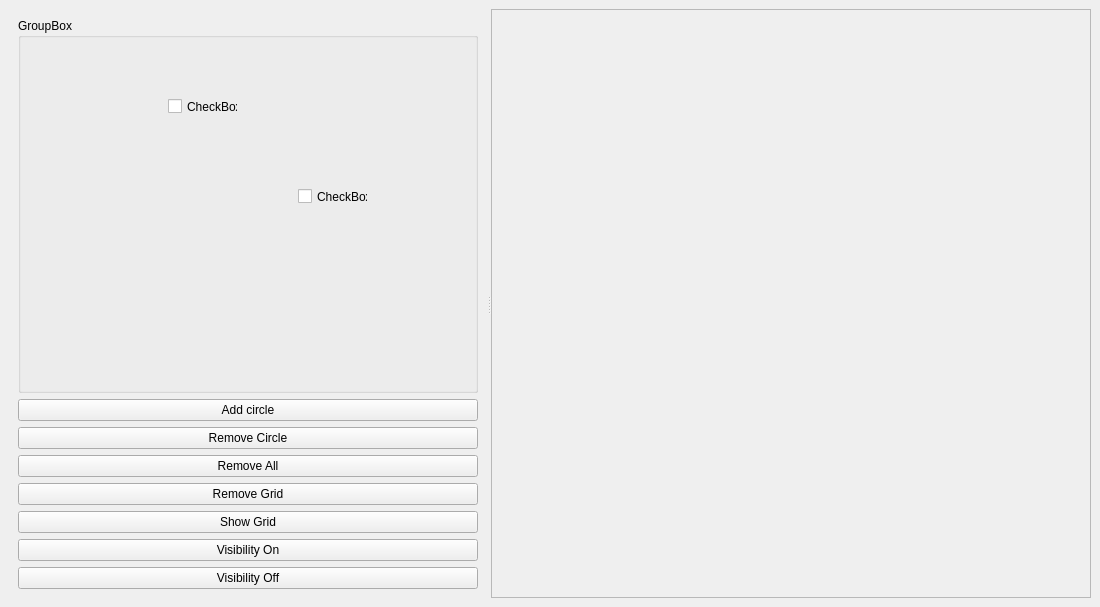
Old version of the form src_test/test.ui in the repository m-julian/ALFVisualizer.
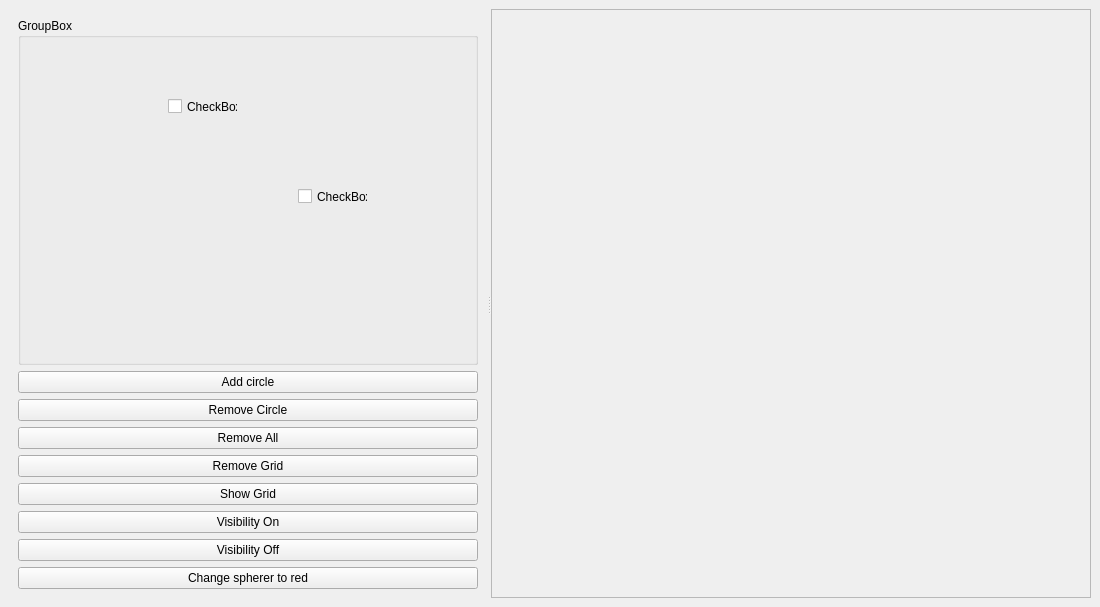
New version of the form.

Commit message: color box working with picking new colors

Diff of the .ui file:
```diff
--- a/src_test/test.ui
+++ b/src_test/test.ui
@@ -122,6 +122,13 @@
              </property>
             </widget>
            </item>
+           <item>
+            <widget class="QPushButton" name="change_sphere_color">
+             <property name="text">
+              <string>Change spherer to red</string>
+             </property>
+            </widget>
+           </item>
           </layout>
          </widget>
         </item>
```
The commit also changes 15 other files.
